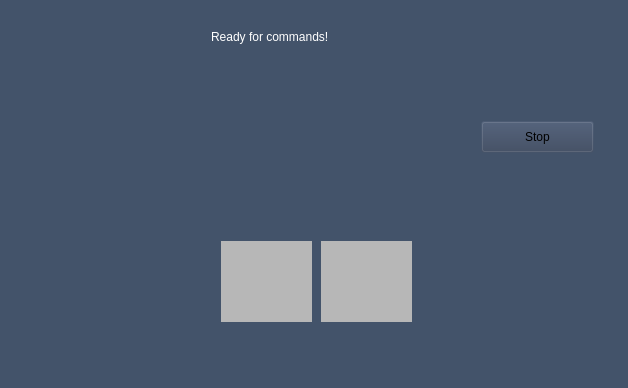
msultani/Robotic-Interactive-Computing-System-RICS, file RICS_Qt/mainwindow.ui: the form before one commit.
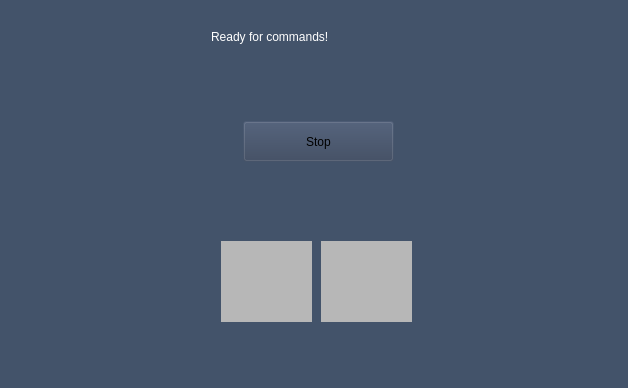
The form after the commit. The open tabs and pages were chosen to show the change. Icons and pictures are not drawn. Custom widgets are drawn as their Qt base class.

Diff of the .ui file:
```diff
--- a/RICS_Qt/mainwindow.ui
+++ b/RICS_Qt/mainwindow.ui
@@ -505,10 +505,10 @@
        <widget class="QHoverSensitiveButton" name="stopButton">
         <property name="geometry">
          <rect>
-          <x>470</x>
+          <x>232</x>
           <y>110</y>
-          <width>113</width>
-          <height>32</height>
+          <width>151</width>
+          <height>41</height>
          </rect>
         </property>
         <property name="text">
```
Left out of the diff: 2 changed lines with no effect on the pictures.
